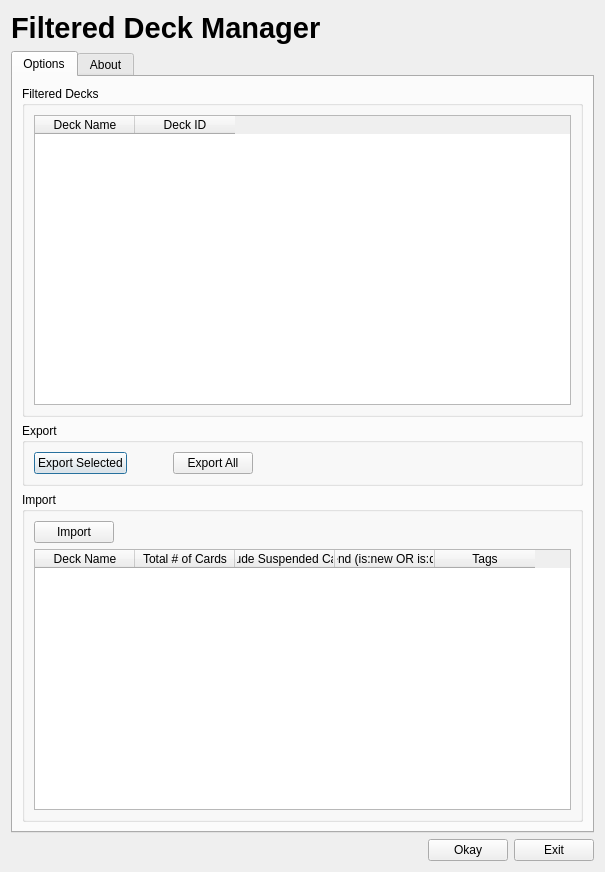
Old version of the form FilteredDeckManager/Designer/form.ui in the repository arvinddraffen/FilteredDeckManagerPlugin.
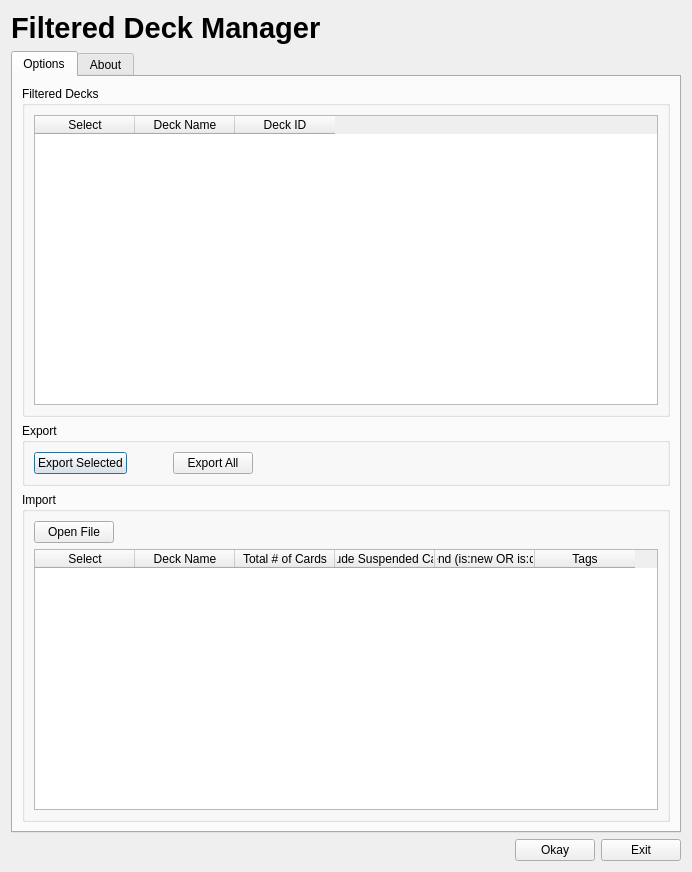
New version of the form.

Commit message: Add new column for checkbox selection in tablewidgets.

```diff
--- a/FilteredDeckManager/Designer/form.ui
+++ b/FilteredDeckManager/Designer/form.ui
@@ -6,7 +6,7 @@
    <rect>
     <x>0</x>
     <y>0</y>
-    <width>605</width>
+    <width>692</width>
     <height>872</height>
    </rect>
   </property>
@@ -51,6 +51,11 @@
             <property name="selectionBehavior">
              <enum>QAbstractItemView::SelectItems</enum>
             </property>
+            <column>
+             <property name="text">
+              <string>Select</string>
+             </property>
+            </column>
             <column>
              <property name="text">
               <string>Deck Name</string>
@@ -130,7 +135,7 @@
             <item>
              <widget class="QPushButton" name="buttonImport">
               <property name="text">
-               <string>Import</string>
+               <string>Open File</string>
               </property>
              </widget>
             </item>
@@ -151,6 +156,11 @@
           </item>
           <item>
            <widget class="QTableWidget" name="tableWidgetStagedForImportFilteredDecks">
+            <column>
+             <property name="text">
+              <string>Select</string>
+             </property>
+            </column>
             <column>
              <property name="text">
               <string>Deck Name</string>
```
The commit also changes 2 other files.
